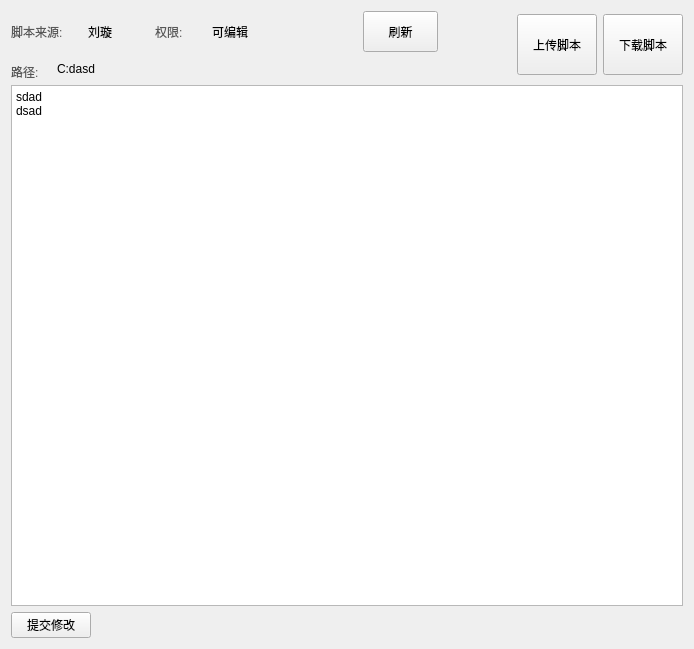
LX-sys/scriptmanagement, file UI/viewJSOther.ui: the form before one commit.
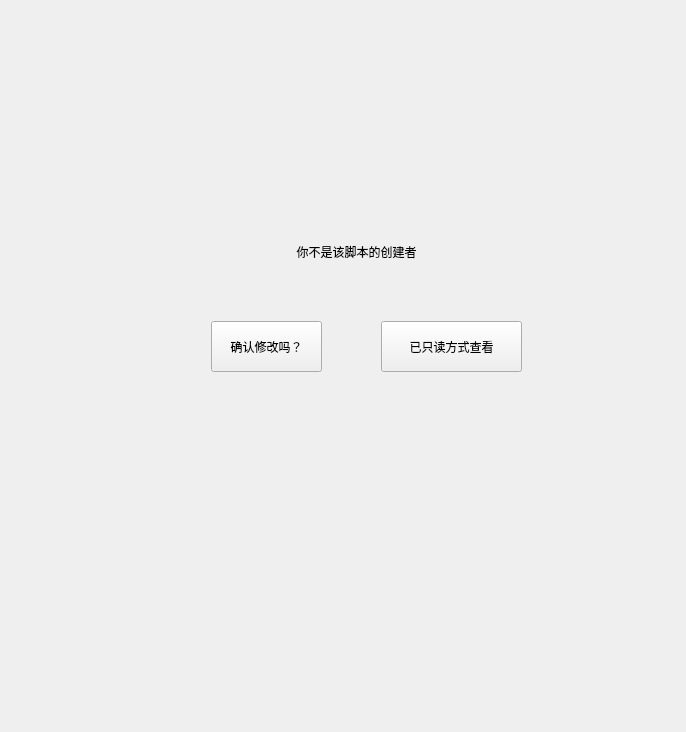
The form after the commit.

```diff
--- a/UI/viewJSOther.ui
+++ b/UI/viewJSOther.ui
@@ -6,8 +6,8 @@
    <rect>
     <x>0</x>
     <y>0</y>
-    <width>694</width>
-    <height>649</height>
+    <width>686</width>
+    <height>732</height>
    </rect>
   </property>
   <property name="windowTitle">
@@ -24,8 +24,24 @@
 }
 </string>
   </property>
+  <layout class="QGridLayout" name="gridLayout_2">
+   <item row="0" column="0">
+    <widget class="QStackedWidget" name="stackedWidget">
+     <property name="styleSheet">
+      <string notr="true">QLabel,QPushButton{
+	color: rgb(0, 0, 0);
+	font: 14pt &quot;黑体&quot;;
+}
+QPushButton{
+	font: 11pt &quot;黑体&quot;;
+}</string>
+     </property>
+     <property name="currentIndex">
+      <number>1</number>
+     </property>
+     <widget class="QWidget" name="page">
   <layout class="QGridLayout" name="gridLayout">
-   <item row="0" column="0" colspan="2">
+       <item row="0" column="0">
     <layout class="QHBoxLayout" name="horizontalLayout">
      <item>
       <widget class="QLabel" name="label_js_source">
@@ -76,7 +92,7 @@
      </item>
     </layout>
    </item>
-   <item row="0" column="2">
+       <item row="0" column="1">
     <layout class="QHBoxLayout" name="horizontalLayout_3">
      <item>
       <widget class="QLabel" name="label_permissions">
@@ -127,7 +143,7 @@
      </item>
     </layout>
    </item>
-   <item row="0" column="3">
+       <item row="0" column="2">
     <spacer name="horizontalSpacer">
      <property name="orientation">
       <enum>Qt::Horizontal</enum>
@@ -140,7 +156,7 @@
      </property>
     </spacer>
    </item>
-   <item row="0" column="4">
+       <item row="0" column="3">
     <widget class="QPushButton" name="btn_refresh">
      <property name="minimumSize">
       <size>
@@ -159,7 +175,7 @@
      </property>
     </widget>
    </item>
-   <item row="0" column="5">
+       <item row="0" column="4">
     <spacer name="horizontalSpacer_2">
      <property name="orientation">
       <enum>Qt::Horizontal</enum>
@@ -172,7 +188,7 @@
      </property>
     </spacer>
    </item>
-   <item row="0" column="6" rowspan="2">
+       <item row="0" column="5" rowspan="2">
     <layout class="QHBoxLayout" name="horizontalLayout_4">
      <item>
       <widget class="QPushButton" name="btn_upload">
@@ -214,7 +230,7 @@
      </item>
     </layout>
    </item>
-   <item row="1" column="0" colspan="6">
+       <item row="1" column="0" colspan="5">
     <layout class="QHBoxLayout" name="horizontalLayout_2">
      <item>
       <widget class="QLabel" name="label_path">
@@ -278,7 +294,7 @@
      </item>
     </layout>
    </item>
-   <item row="2" column="0" colspan="7">
+       <item row="2" column="0" colspan="6">
     <widget class="QTextEdit" name="textEdit_code">
      <property name="html">
       <string>&lt;!DOCTYPE HTML PUBLIC &quot;-//W3C//DTD HTML 4.0//EN&quot; &quot;http://www.w3.org/TR/REC-html40/strict.dtd&quot;&gt;
@@ -298,7 +314,58 @@
      </property>
     </widget>
    </item>
-   <item row="3" column="1" colspan="6">
+      </layout>
+     </widget>
+     <widget class="QWidget" name="page_2">
+      <widget class="QPushButton" name="btn_update">
+       <property name="geometry">
+        <rect>
+         <x>200</x>
+         <y>310</y>
+         <width>111</width>
+         <height>51</height>
+        </rect>
+       </property>
+       <property name="styleSheet">
+        <string notr="true"/>
+       </property>
+       <property name="text">
+        <string>确认修改吗？</string>
+       </property>
+      </widget>
+      <widget class="QLabel" name="label_tile">
+       <property name="geometry">
+        <rect>
+         <x>190</x>
+         <y>200</y>
+         <width>311</width>
+         <height>81</height>
+        </rect>
+       </property>
+       <property name="text">
+        <string>你不是该脚本的创建者</string>
+       </property>
+       <property name="alignment">
+        <set>Qt::AlignCenter</set>
+       </property>
+      </widget>
+      <widget class="QPushButton" name="btn_read">
+       <property name="geometry">
+        <rect>
+         <x>370</x>
+         <y>310</y>
+         <width>141</width>
+         <height>51</height>
+        </rect>
+       </property>
+       <property name="text">
+        <string>已只读方式查看</string>
+       </property>
+      </widget>
+     </widget>
+    </widget>
+   </item>
+   <item row="1" column="0">
     <widget class="QLabel" name="label_prompt">
      <property name="text">
       <string/>
```
Lines whose indentation alone changed are shown as unchanged.
